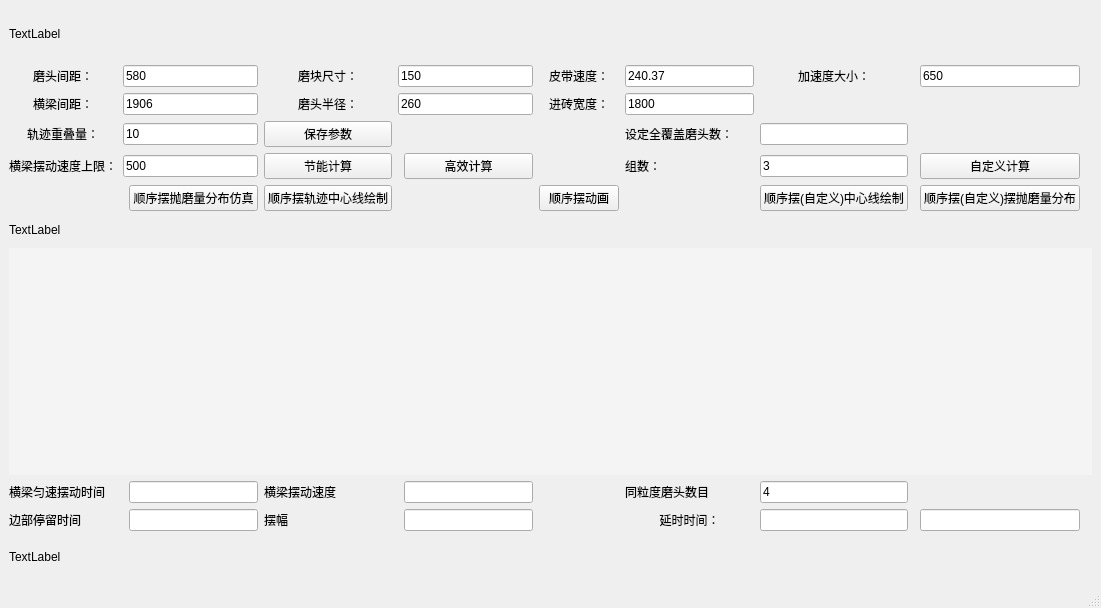
Qt form Double_Calc.ui (wuheideyun/PolishingParameterNew) before a commit.
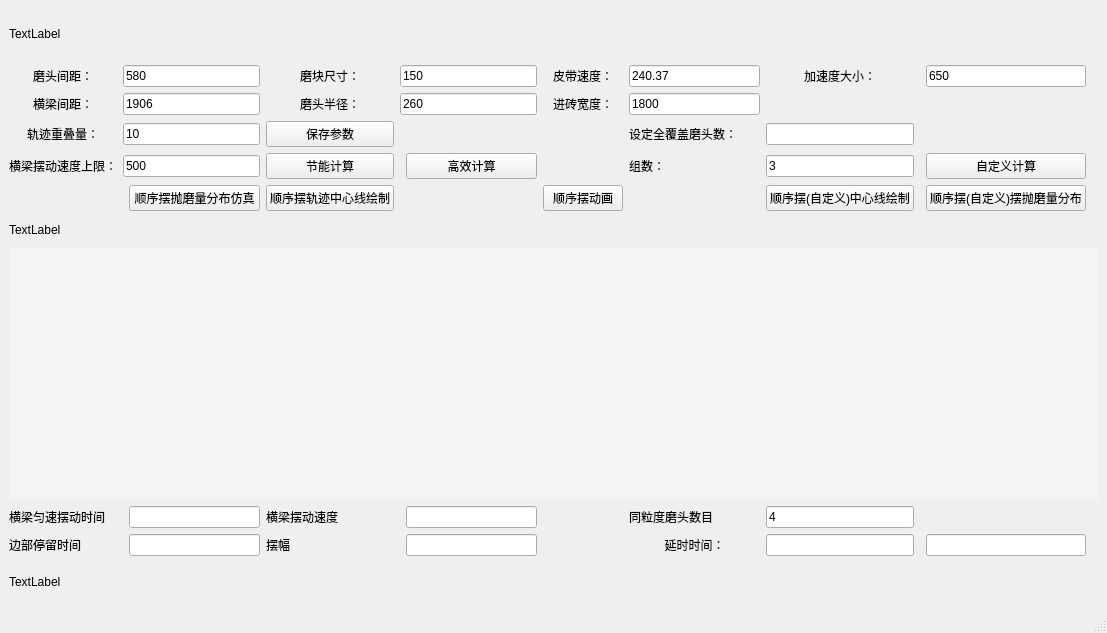
The same form after that commit.

The edit to the form file:
```diff
--- a/Double_Calc.ui
+++ b/Double_Calc.ui
@@ -6,8 +6,8 @@
    <rect>
     <x>0</x>
     <y>0</y>
-    <width>1101</width>
-    <height>608</height>
+    <width>1107</width>
+    <height>633</height>
    </rect>
   </property>
   <property name="windowTitle">
```
Left out of the diff: 2 changed lines with no effect on the pictures.
